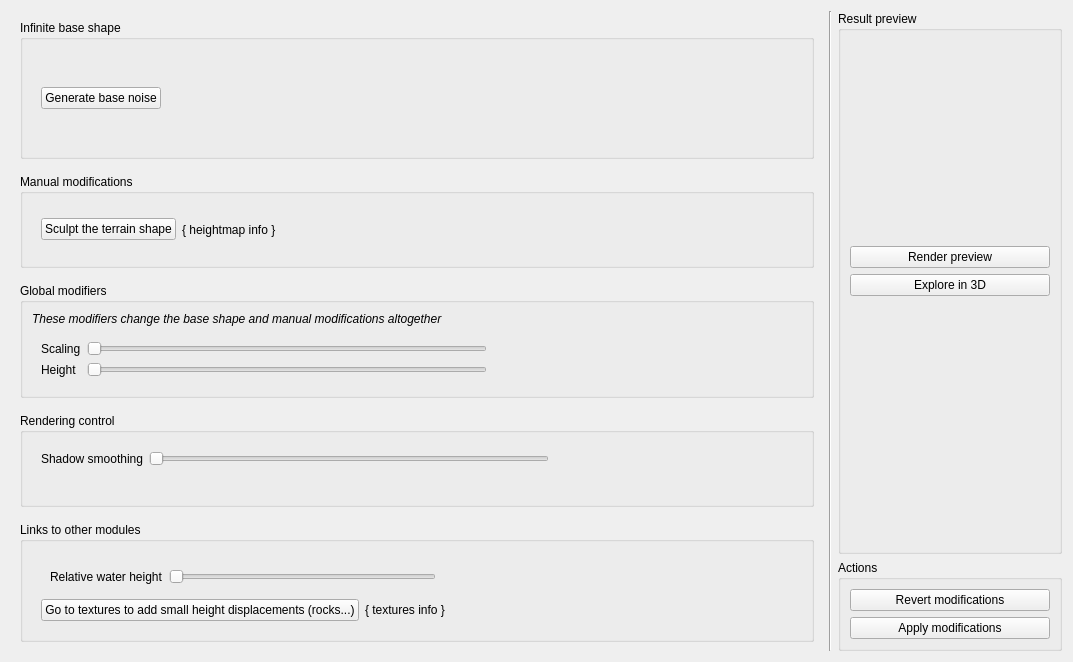
thunderk/paysages3d, file src/editing/terrain/mainterrainform.ui: the form before one commit.
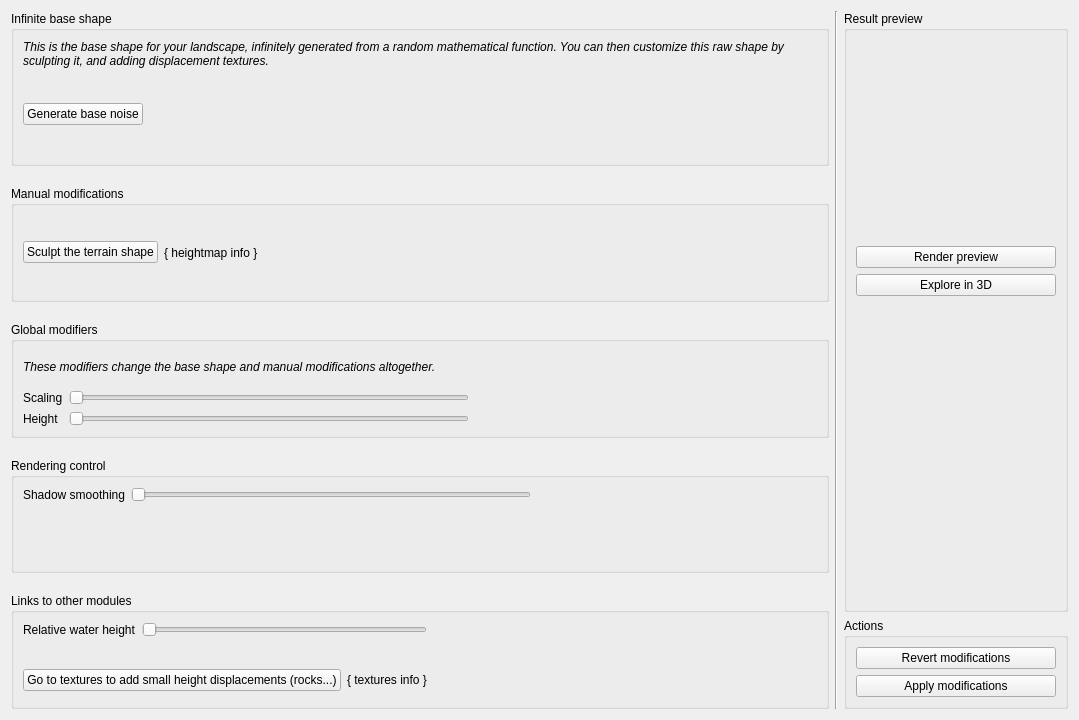
The form after the commit. Icons and pictures are not drawn. Custom widgets are drawn as their Qt base class.

Commit message: paysages: Terrain tab redesign (WIP)

The edit to the form file:
```diff
--- a/src/editing/terrain/mainterrainform.ui
+++ b/src/editing/terrain/mainterrainform.ui
@@ -6,8 +6,8 @@
    <rect>
     <x>0</x>
     <y>0</y>
-    <width>1073</width>
-    <height>662</height>
+    <width>1079</width>
+    <height>720</height>
    </rect>
   </property>
   <property name="windowTitle">
@@ -15,13 +15,9 @@
   </property>
   <layout class="QHBoxLayout" name="horizontalLayout">
    <item>
-    <widget class="QWidget" name="verticalWidget" native="true">
-     <layout class="QVBoxLayout" name="verticalLayout">
+    <layout class="QVBoxLayout" name="verticalLayout_10">
       <property name="spacing">
-       <number>15</number>
-      </property>
-      <property name="sizeConstraint">
-       <enum>QLayout::SetDefaultConstraint</enum>
+      <number>20</number>
       </property>
       <item>
        <widget class="QGroupBox" name="groupBox_2">
@@ -30,8 +26,20 @@
         </property>
         <layout class="QVBoxLayout" name="verticalLayout_9">
          <item>
-          <widget class="QWidget" name="widget" native="true">
-           <layout class="QHBoxLayout" name="horizontalLayout_2">
+         <widget class="QLabel" name="label_5">
+          <property name="text">
+           <string>&lt;html&gt;&lt;head/&gt;&lt;body&gt;&lt;p&gt;&lt;span style=&quot; font-style:italic;&quot;&gt;This is the base shape for your landscape, infinitely generated from a random mathematical function. You can then customize this raw shape by sculpting it, and adding displacement textures.&lt;/span&gt;&lt;/p&gt;&lt;/body&gt;&lt;/html&gt;</string>
+          </property>
+          <property name="scaledContents">
+           <bool>false</bool>
+          </property>
+          <property name="wordWrap">
+           <bool>true</bool>
+          </property>
+         </widget>
+        </item>
+        <item>
+         <layout class="QHBoxLayout" name="horizontalLayout_4">
             <item>
              <widget class="QPushButton" name="pushButton">
               <property name="text">
@@ -43,7 +51,7 @@
              </widget>
             </item>
             <item>
-             <widget class="QWidget" name="widget_6" native="true">
+           <widget class="QWidget" name="widget" native="true">
               <property name="sizePolicy">
                <sizepolicy hsizetype="Preferred" vsizetype="Preferred">
                 <horstretch>1</horstretch>
@@ -52,20 +60,13 @@
               </property>
               <property name="minimumSize">
                <size>
-                <width>0</width>
+              <width>500</width>
                 <height>80</height>
                </size>
               </property>
-              <property name="maximumSize">
-               <size>
-                <width>16777215</width>
-                <height>150</height>
-               </size>
-              </property>
              </widget>
             </item>
            </layout>
-          </widget>
          </item>
         </layout>
        </widget>
@@ -77,8 +78,7 @@
         </property>
         <layout class="QVBoxLayout" name="verticalLayout_8">
          <item>
-          <widget class="QWidget" name="widget_5" native="true">
-           <layout class="QHBoxLayout" name="horizontalLayout_3">
+         <layout class="QHBoxLayout" name="horizontalLayout_2">
             <item>
              <widget class="QPushButton" name="button_dialog_painting">
               <property name="sizePolicy">
@@ -106,7 +106,6 @@
              </widget>
             </item>
            </layout>
-          </widget>
          </item>
         </layout>
        </widget>
@@ -116,14 +115,11 @@
         <property name="title">
          <string>Global modifiers</string>
         </property>
-        <property name="flat">
-         <bool>false</bool>
-        </property>
         <layout class="QVBoxLayout" name="verticalLayout_6">
          <item>
           <widget class="QLabel" name="label_6">
            <property name="text">
-            <string>&lt;html&gt;&lt;head/&gt;&lt;body&gt;&lt;p&gt;&lt;span style=&quot; font-style:italic;&quot;&gt;These modifiers change the base shape and manual modifications altogether&lt;/span&gt;&lt;/p&gt;&lt;/body&gt;&lt;/html&gt;</string>
+           <string>&lt;html&gt;&lt;head/&gt;&lt;body&gt;&lt;p&gt;&lt;span style=&quot; font-style:italic;&quot;&gt;These modifiers change the base shape and manual modifications altogether.&lt;/span&gt;&lt;/p&gt;&lt;/body&gt;&lt;/html&gt;</string>
            </property>
            <property name="textFormat">
             <enum>Qt::RichText</enum>
@@ -131,8 +127,10 @@
           </widget>
          </item>
          <item>
-          <widget class="QWidget" name="widget_3" native="true">
-           <layout class="QFormLayout" name="formLayout_4">
+         <layout class="QFormLayout" name="formLayout">
+          <property name="fieldGrowthPolicy">
+           <enum>QFormLayout::AllNonFixedFieldsGrow</enum>
+          </property>
             <item row="0" column="0">
              <widget class="QLabel" name="label">
               <property name="text">
@@ -141,7 +139,7 @@
              </widget>
             </item>
             <item row="0" column="1">
-             <widget class="QSlider" name="input_scaling">
+           <widget class="WidgetSliderDecimal" name="input_scaling">
               <property name="maximumSize">
                <size>
                 <width>400</width>
@@ -161,7 +159,7 @@
              </widget>
             </item>
             <item row="1" column="1">
-             <widget class="QSlider" name="input_height">
+           <widget class="WidgetSliderDecimal" name="input_height">
               <property name="maximumSize">
                <size>
                 <width>400</width>
@@ -174,7 +172,6 @@
              </widget>
             </item>
            </layout>
-          </widget>
          </item>
         </layout>
        </widget>
@@ -186,8 +183,10 @@
         </property>
         <layout class="QVBoxLayout" name="verticalLayout_7">
          <item>
-          <widget class="QWidget" name="widget_4" native="true">
-           <layout class="QFormLayout" name="formLayout_2">
+         <layout class="QFormLayout" name="formLayout_3">
+          <property name="fieldGrowthPolicy">
+           <enum>QFormLayout::AllNonFixedFieldsGrow</enum>
+          </property>
             <item row="0" column="0">
              <widget class="QLabel" name="label_3">
               <property name="text">
@@ -196,7 +195,7 @@
              </widget>
             </item>
             <item row="0" column="1">
-             <widget class="QSlider" name="input_shadow_smoothing">
+           <widget class="WidgetSliderDecimal" name="input_shadow_smoothing">
               <property name="maximumSize">
                <size>
                 <width>400</width>
@@ -209,7 +208,6 @@
              </widget>
             </item>
            </layout>
-          </widget>
          </item>
         </layout>
        </widget>
@@ -223,11 +221,12 @@
          <item>
           <layout class="QHBoxLayout" name="horizontalLayout_6">
            <item>
-            <widget class="QWidget" name="widget_7" native="true">
-             <layout class="QVBoxLayout" name="verticalLayout_10">
+           <layout class="QVBoxLayout" name="verticalLayout_12">
               <item>
-               <widget class="QWidget" name="formWidget" native="true">
-                <layout class="QFormLayout" name="formLayout_3">
+             <layout class="QFormLayout" name="formLayout_6">
+              <property name="fieldGrowthPolicy">
+               <enum>QFormLayout::AllNonFixedFieldsGrow</enum>
+              </property>
                  <item row="0" column="0">
                   <widget class="QLabel" name="label_4">
                    <property name="text">
@@ -236,7 +235,7 @@
                   </widget>
                  </item>
                  <item row="0" column="1">
-                  <widget class="QSlider" name="horizontalSlider_4">
+               <widget class="WidgetSliderDecimal" name="horizontalSlider_4">
                    <property name="maximumSize">
                     <size>
                      <width>400</width>
@@ -249,7 +248,6 @@
                   </widget>
                  </item>
                 </layout>
-               </widget>
               </item>
               <item>
                <layout class="QHBoxLayout" name="horizontalLayout_5">
@@ -282,7 +280,6 @@
                </layout>
               </item>
              </layout>
-            </widget>
            </item>
            <item>
             <widget class="QWidget" name="widget_8" native="true">
@@ -306,7 +303,6 @@
        </widget>
       </item>
      </layout>
-    </widget>
    </item>
    <item>
     <widget class="Line" name="line">
@@ -425,6 +421,11 @@
    <header>basepreview.h</header>
    <container>1</container>
   </customwidget>
+  <customwidget>
+   <class>WidgetSliderDecimal</class>
+   <extends>QSlider</extends>
+   <header>common/widgetsliderdecimal.h</header>
+  </customwidget>
  </customwidgets>
  <resources>
   <include location="../../../data/ui_pictures.qrc"/>
```
Lines whose indentation alone changed are shown as unchanged. The commit also changes 5 other files.
